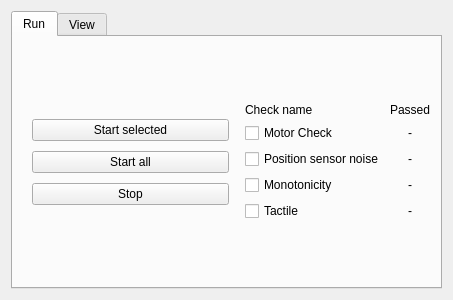
The window that sr_health_check/uis/SrHealthCheck.ui (shadow-robot/sr-visualization) describes before a commit, drawn with Qt 5.
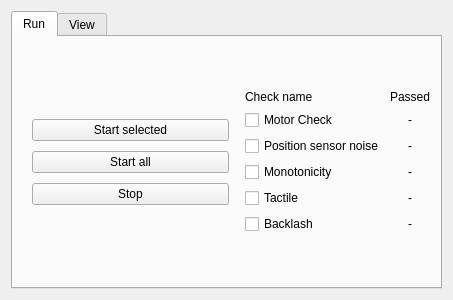
The same window after the commit. The open tabs and pages were chosen to show the change.

```diff
--- a/sr_health_check/uis/SrHealthCheck.ui
+++ b/sr_health_check/uis/SrHealthCheck.ui
@@ -200,6 +200,20 @@
              </property>
             </widget>
            </item>
+           <item row="5" column="0">
+            <widget class="QCheckBox" name="checkbox_backlash">
+             <property name="text">
+              <string>Backlash</string>
+             </property>
+            </widget>
+           </item>
+           <item row="5" column="1" alignment="Qt::AlignHCenter">
+            <widget class="QLabel" name="passed_backlash">
+             <property name="text">
+              <string>-</string>
+             </property>
+            </widget>
+           </item>
           </layout>
          </item>
         </layout>
```
Left out of the diff: 74 changed lines with no effect on the pictures.
